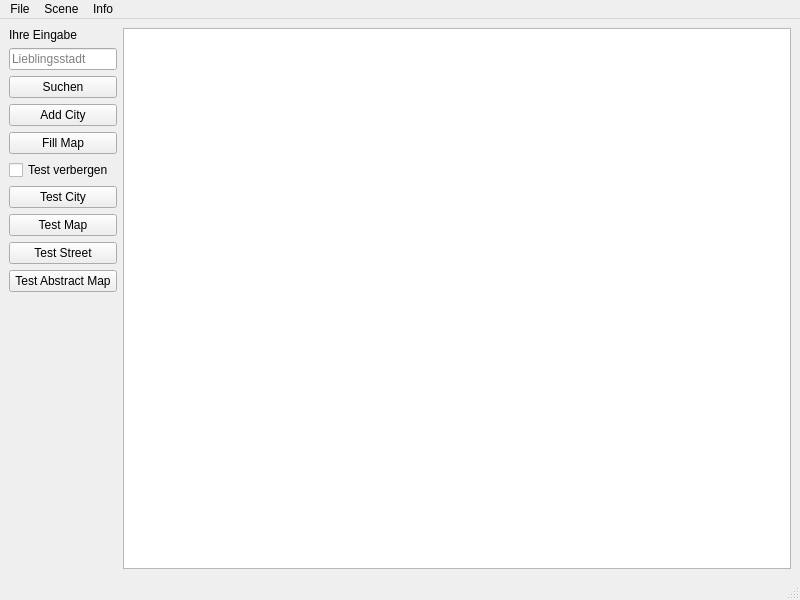
This is Streetplaner/mainwindow.ui in sebaloh/rwth-eti-pi1-ss25 as Qt 5 draws it before an edit. The edited form follows.
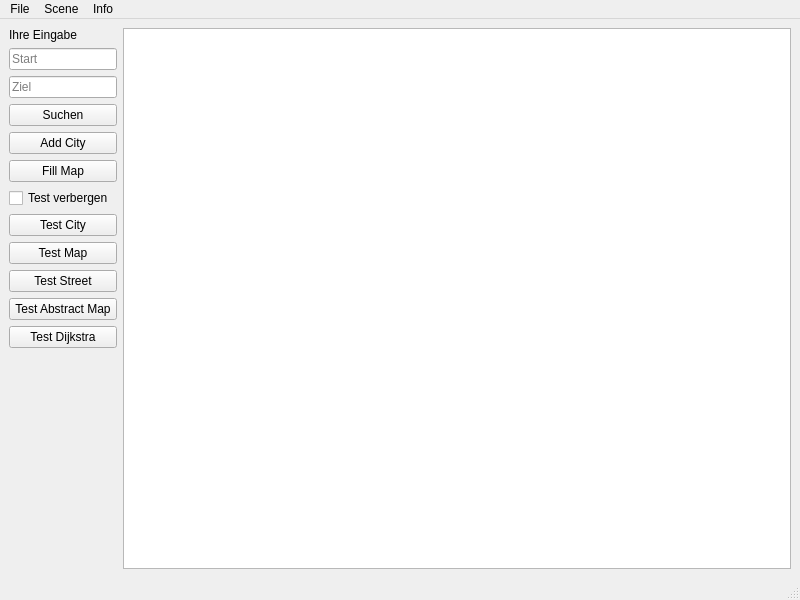
This is the edited form.

```diff
--- a/Streetplaner/mainwindow.ui
+++ b/Streetplaner/mainwindow.ui
@@ -15,38 +15,52 @@
   </property>
   <widget class="QWidget" name="centralwidget">
    <layout class="QGridLayout" name="gridLayout" columnstretch="0,1">
-    <item row="7" column="0">
+    <item row="8" column="0">
      <widget class="QPushButton" name="pushButton_testMap">
       <property name="text">
        <string>Test Map</string>
       </property>
      </widget>
     </item>
-    <item row="3" column="0">
+    <item row="4" column="0">
      <widget class="QPushButton" name="pushButton_addCity">
       <property name="text">
        <string>Add City</string>
       </property>
      </widget>
     </item>
-    <item row="5" column="0">
+    <item row="11" column="0">
+     <widget class="QPushButton" name="pushButton_testDijkstra">
+      <property name="text">
+       <string>Test Dijkstra</string>
+      </property>
+     </widget>
+    </item>
+    <item row="10" column="0">
+     <widget class="QPushButton" name="pushButton_testAbsMap">
+      <property name="text">
+       <string>Test Abstract Map</string>
+      </property>
+     </widget>
+    </item>
+    <item row="6" column="0">
      <widget class="QCheckBox" name="checkBox_testVerbergen">
       <property name="text">
        <string>Test verbergen</string>
       </property>
      </widget>
     </item>
-    <item row="8" column="0">
+    <item row="9" column="0">
      <widget class="QPushButton" name="pushButton_testStreet">
       <property name="text">
        <string>Test Street</string>
       </property>
      </widget>
     </item>
-    <item row="0" column="1" rowspan="11">
+    <item row="0" column="1" rowspan="13">
      <widget class="QGraphicsView" name="graphicsView"/>
     </item>
-    <item row="4" column="0">
+    <item row="5" column="0">
      <widget class="QPushButton" name="pushButton_fillMap">
       <property name="text">
        <string>Fill Map</string>
@@ -54,16 +68,16 @@
      </widget>
     </item>
     <item row="1" column="0">
-     <widget class="QLineEdit" name="lineEdit_eingabe">
+     <widget class="QLineEdit" name="lineEdit_cityStart">
       <property name="placeholderText">
-       <string>Lieblingsstadt</string>
+       <string>Start</string>
       </property>
       <property name="clearButtonEnabled">
        <bool>true</bool>
       </property>
      </widget>
     </item>
-    <item row="2" column="0">
+    <item row="3" column="0">
      <widget class="QPushButton" name="pushButton_eingabe">
       <property name="toolTip">
        <string>Sucht die eingegebene Stadt</string>
@@ -80,7 +94,7 @@
       </property>
      </widget>
     </item>
-    <item row="10" column="0">
+    <item row="12" column="0">
      <spacer name="spacer">
       <property name="orientation">
        <enum>Qt::Orientation::Vertical</enum>
@@ -93,17 +107,17 @@
       </property>
      </spacer>
     </item>
-    <item row="6" column="0">
+    <item row="7" column="0">
      <widget class="QPushButton" name="pushButton_testCity">
       <property name="text">
        <string>Test City</string>
       </property>
      </widget>
     </item>
-    <item row="9" column="0">
-     <widget class="QPushButton" name="pushButton_testAbsMap">
-      <property name="text">
-       <string>Test Abstract Map</string>
+    <item row="2" column="0">
+     <widget class="QLineEdit" name="lineEdit_cityZiel">
+      <property name="placeholderText">
+       <string>Ziel</string>
       </property>
      </widget>
     </item>
```
